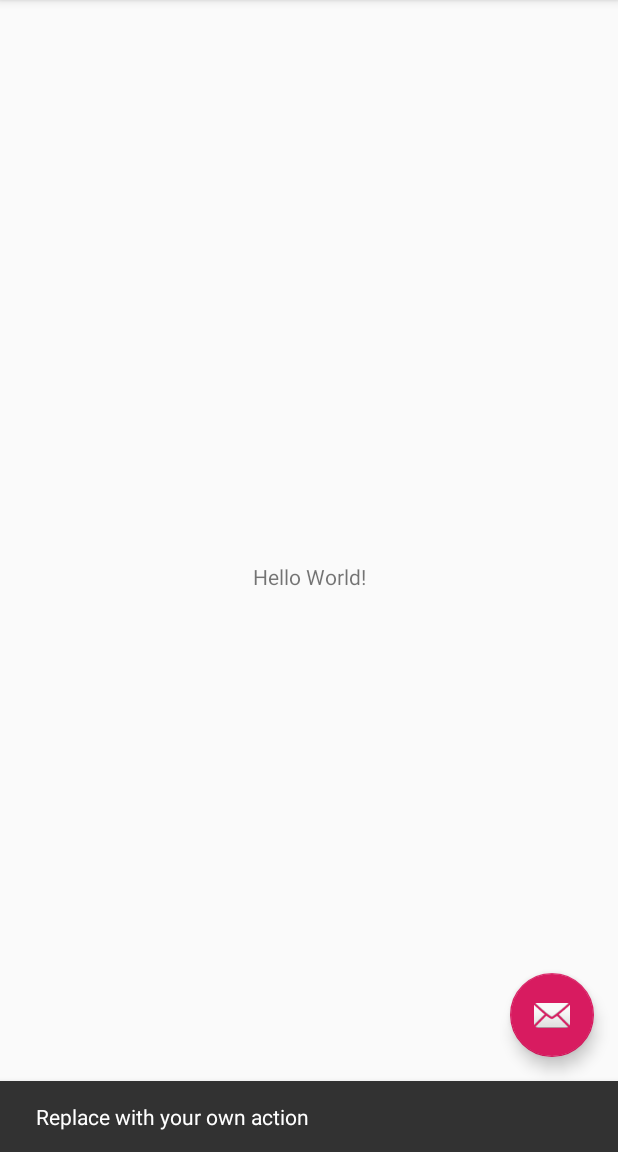
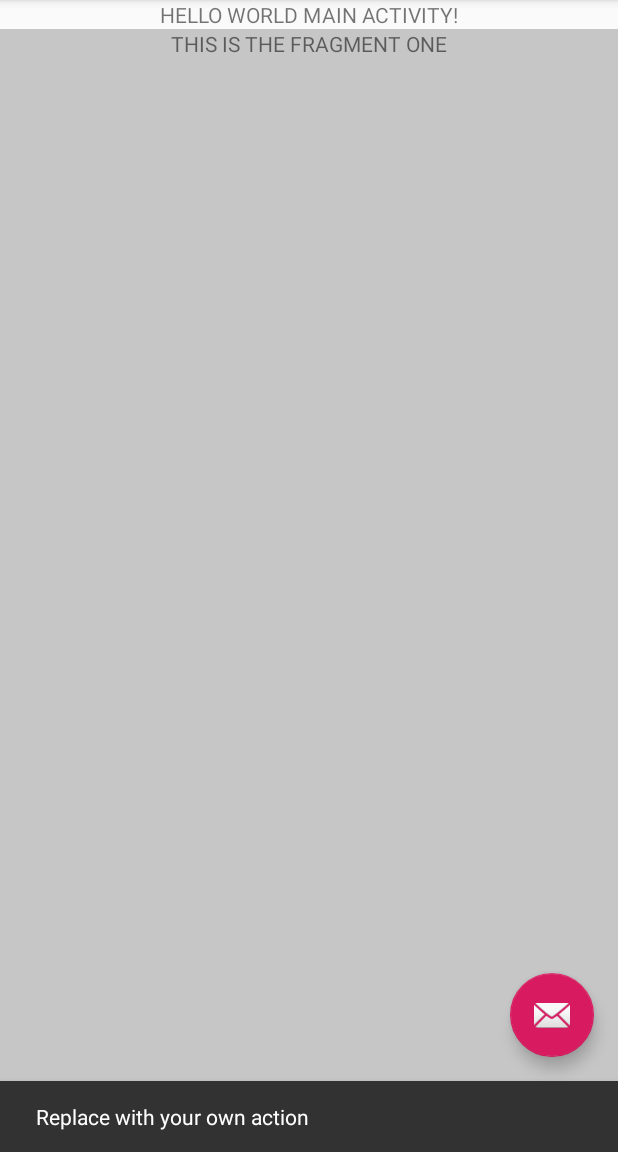
Before and after one commit to rycardo-ml/android-mvvm-architecture, an Android app: the screen it shows after launch (MainActivity), after a tap on an icon or button, on a phone screen of 412 x 824 dp, the part 84-1236 px from its top. Run offline under Robolectric (Android 15) with nearby library versions, the phone set to English and light mode, and no system bars.

Commit message:
more changes to make example work

```diff
--- a/app/src/main/AndroidManifest.xml
+++ b/app/src/main/AndroidManifest.xml
@@ -3,6 +3,7 @@
           package="melo.example">
 
     <application
+            android:name=".MainApp"
             android:allowBackup="true"
             android:icon="@mipmap/ic_launcher"
             android:label="@string/app_name"
--- a/app/src/main/java/melo/example/MainActivity.kt
+++ b/app/src/main/java/melo/example/MainActivity.kt
@@ -1,22 +1,16 @@
 package melo.example
 
 import android.os.Bundle
+import android.util.Log
 import com.google.android.material.snackbar.Snackbar
 import androidx.appcompat.app.AppCompatActivity;
 import android.view.Menu
 import android.view.MenuItem
-import androidx.lifecycle.ViewModelProviders
 
 import kotlinx.android.synthetic.main.activity_main.*
-import melo.android.mvvm.dagger.ViewModelFactory
-import melo.example.di.DaggerMyViewModelComponent
-import melo.example.di.MyViewModelComponent
-import javax.inject.Inject
+
 
 class MainActivity : AppCompatActivity() {
-
-    @Inject
-    lateinit var viewModeFactory: ViewModelFactory
 
     override fun onCreate(savedInstanceState: Bundle?) {
         super.onCreate(savedInstanceState)
@@ -28,10 +22,13 @@ class MainActivity : AppCompatActivity() {
                 .setAction("Action", null).show()
         }
 
-        DaggerMyViewModelComponent.builder().build().inject(this)
+        if (supportFragmentManager.findFragmentByTag("teste") == null) {
+            Log.d("MainActivity", "add fragment")
 
-        val myViewModel = ViewModelProviders.of(this, this.viewModeFactory).get(MyViewModel::class.java)
-
+            val transaction = supportFragmentManager.beginTransaction()
+            transaction.add(R.id.fragments, MainFragment(), "teste")
+            transaction.commit()
+        }
     }
 
     override fun onCreateOptionsMenu(menu: Menu): Boolean {
--- /dev/null
+++ b/app/src/main/java/melo/example/MainApp.kt
@@ -0,0 +1,38 @@
+package melo.example
+
+import android.app.Application
+import melo.example.di.DaggerMyViewModelComponent
+import melo.example.di.MyViewModelComponent
+
+/**
+ *
+ * https://android.jlelse.eu/android-mvvm-with-dagger-2-retrofit-rxjava-architecture-components-6f5da1a75135
+ * https://proandroiddev.com/advanced-data-binding-binding-to-livedata-one-and-two-way-binding-dae1cd68530f
+ * https://medium.com/androiddevelopers/android-data-binding-library-from-observable-fields-to-livedata-in-two-steps-690a384218f2
+ * https://medium.com/@soutoss/arquiteturas-em-android-mvvm-kotlin-retrofit-parte-1-2ac77c8a26
+ * https://medium.com/android-dev-br/arquiteturas-em-android-mvvm-kotlin-android-architecture-components-databinding-lifecycle-d5e7a9023cf3
+ * https://medium.com/@marco_cattaneo/android-viewmodel-and-factoryprovider-good-way-to-manage-it-with-dagger-2-d9e20a07084c
+ */
+
+class MainApp: Application() {
+
+    companion object {
+        lateinit var instance: MainApp
+            private set
+    }
+
+    lateinit var myViewModelComponent: MyViewModelComponent
+        private set
+
+    override fun onCreate() {
+        super.onCreate()
+
+        instance = this
+
+        initComponents()
+    }
+
+    private fun initComponents() {
+        myViewModelComponent = DaggerMyViewModelComponent.builder().build()
+    }
+}
--- /dev/null
+++ b/app/src/main/java/melo/example/MainFragment.kt
@@ -0,0 +1,22 @@
+package melo.example
+
+import android.os.Bundle
+import android.view.LayoutInflater
+import android.view.View
+import android.view.ViewGroup
+import melo.android.mvvm.MFragment
+
+class MainFragment: MFragment<MainViewModel>() {
+
+    override fun onCreateView(inflater: LayoutInflater, container: ViewGroup?, savedInstanceState: Bundle?): View? {
+        return inflater.inflate(R.layout.fragment_one, container, false)
+    }
+
+    override fun injectFragment() {
+        MainApp.instance.myViewModelComponent.inject(this)
+    }
+
+    override fun getViewModelClass(): Class<MainViewModel> {
+        return MainViewModel::class.java
+    }
+}
--- /dev/null
+++ b/app/src/main/java/melo/example/MainViewModel.kt
@@ -0,0 +1,32 @@
+package melo.example
+
+import android.util.Log
+import androidx.lifecycle.Lifecycle
+import androidx.lifecycle.LiveData
+import androidx.lifecycle.MutableLiveData
+import androidx.lifecycle.OnLifecycleEvent
+import melo.android.mvvm.MViewModel
+import javax.inject.Inject
+
+class MainViewModel @Inject constructor(): MViewModel() {
+
+    private val mString: LiveData<String> = MutableLiveData()
+    private val string: String = ""
+
+
+
+
+
+
+    override fun onStart() {
+        Log.d("MainViewModel", "start myViewModel")
+    }
+
+    override fun onStop() {
+        Log.d("MainViewModel", "stop myViewModel")
+    }
+
+    override fun onDestroy() {
+        Log.d("MainViewModel", "destroy myViewModel")
+    }
+}
--- a/app/src/main/java/melo/example/MyViewModel.kt
+++ /dev/null
@@ -1,25 +0,0 @@
-package melo.example
-
-import androidx.lifecycle.LiveData
-import androidx.lifecycle.MutableLiveData
-import melo.android.mvvm.MViewModel
-import javax.inject.Inject
-
-class MyViewModel @Inject constructor(): MViewModel() {
-
-    val mString: LiveData<String> = MutableLiveData()
-    val string: String = ""
-
-
-    override fun onStart() {
-        TODO("not implemented") //To change body of created functions use File | Settings | File Templates.
-    }
-
-    override fun onStop() {
-        TODO("not implemented") //To change body of created functions use File | Settings | File Templates.
-    }
-
-    override fun onDestroy() {
-        TODO("not implemented") //To change body of created functions use File | Settings | File Templates.
-    }
-}
--- a/app/src/main/java/melo/example/di/MyViewModelComponent.kt
+++ b/app/src/main/java/melo/example/di/MyViewModelComponent.kt
@@ -4,6 +4,7 @@ import dagger.Component
 import melo.android.mvvm.dagger.ViewModelComponent
 import melo.android.mvvm.dagger.ViewModelFactoryModule
 import melo.example.MainActivity
+import melo.example.MainFragment
 import javax.inject.Singleton
 
 //https://medium.com/@marco_cattaneo/android-viewmodel-and-factoryprovider-good-way-to-manage-it-with-dagger-2-d9e20a07084c
@@ -13,5 +14,6 @@ import javax.inject.Singleton
 interface MyViewModelComponent: ViewModelComponent {
 
     fun inject(activity: MainActivity)
+    fun inject(fragment: MainFragment)
 
 }
--- a/app/src/main/java/melo/example/di/MyViewModelModule.kt
+++ b/app/src/main/java/melo/example/di/MyViewModelModule.kt
@@ -5,13 +5,13 @@ import dagger.Binds
 import dagger.Module
 import dagger.multibindings.IntoMap
 import melo.android.mvvm.dagger.ViewModelKey
-import melo.example.MyViewModel
+import melo.example.MainViewModel
 
 @Module
 abstract class MyViewModelModule {
 
     @Binds
     @IntoMap
-    @ViewModelKey(MyViewModel::class)
-    abstract fun bindMyViewModel(myViewModel: MyViewModel): ViewModel
+    @ViewModelKey(MainViewModel::class)
+    abstract fun bindMyViewModel(mainViewModel: MainViewModel): ViewModel
 }
--- a/app/src/main/res/layout/activity_main.xml
+++ b/app/src/main/res/layout/activity_main.xml
@@ -21,7 +21,30 @@
 
     </com.google.android.material.appbar.AppBarLayout>
 
-    <include layout="@layout/content_main"/>
+    <LinearLayout
+        android:layout_width="match_parent"
+        android:layout_height="match_parent"
+        android:orientation="vertical"
+        app:layout_behavior="@string/appbar_scrolling_view_behavior">
+
+        <TextView
+            android:layout_width="wrap_content"
+            android:layout_height="wrap_content"
+            android:layout_gravity="center"
+            android:text="HELLO WORLD MAIN ACTIVITY!"
+
+            app:layout_constraintBottom_toBottomOf="parent"
+            app:layout_constraintLeft_toLeftOf="parent"
+            app:layout_constraintRight_toRightOf="parent"
+            app:layout_constraintTop_toTopOf="parent"/>
+
+        <FrameLayout
+            android:id="@+id/fragments"
+            android:layout_width="match_parent"
+            android:layout_height="match_parent">
+        </FrameLayout>
+
+    </LinearLayout>
 
     <com.google.android.material.floatingactionbutton.FloatingActionButton
             android:id="@+id/fab"
--- /dev/null
+++ b/app/src/main/res/layout/fragment_one.xml
@@ -0,0 +1,14 @@
+<?xml version="1.0" encoding="utf-8"?>
+<LinearLayout
+    xmlns:android="http://schemas.android.com/apk/res/android"
+    android:orientation="vertical"
+    android:layout_width="match_parent"
+    android:layout_height="match_parent"
+        android:background="#c6c6c6">
+
+    <TextView
+            android:layout_width="wrap_content"
+            android:layout_height="wrap_content"
+            android:layout_gravity="center"
+            android:text="THIS IS THE FRAGMENT ONE"/>
+</LinearLayout>
--- /dev/null
+++ b/mvvm/src/main/java/melo/android/mvvm/MFragment.kt
@@ -0,0 +1,40 @@
+package melo.android.mvvm
+
+import android.os.Bundle
+import android.util.Log
+import androidx.fragment.app.Fragment
+import androidx.lifecycle.ViewModelProviders
+import melo.android.mvvm.dagger.ViewModelFactory
+import javax.inject.Inject
+
+const val TAG = "MFragment"
+abstract class MFragment<MODEL: MViewModel>: Fragment()/*, LifecycleOwner*/ {
+
+//    private var lifecycleRegistry = LifecycleRegistry(this)
+
+    lateinit var model: MODEL
+
+    @Inject
+    lateinit var viewModeFactory: ViewModelFactory
+
+    override fun onCreate(savedInstanceState: Bundle?) {
+        super.onCreate(savedInstanceState)
+
+        injectFragment()
+        model = ViewModelProviders.of(this, this.viewModeFactory).get(getViewModelClass())
+
+        lifecycle.addObserver(model)
+
+        Log.d(TAG, "instance " + this)
+        Log.d(TAG, "factory " + viewModeFactory)
+        Log.d(TAG, "created fragment model " + model)
+    }
+
+//    override fun getLifecycle(): Lifecycle {
+//        return lifecycleRegistry
+//    }
+
+    abstract fun getViewModelClass(): Class<MODEL>
+    abstract fun injectFragment()
+
+}
--- a/mvvm/src/main/java/melo/android/mvvm/dagger/ViewModelFactory.kt
+++ b/mvvm/src/main/java/melo/android/mvvm/dagger/ViewModelFactory.kt
@@ -6,9 +6,6 @@ import javax.inject.Inject
 import javax.inject.Provider
 
 //FIXME VERIFICAR COMO TUDO AQUI FUNCIONA
-//https://medium.com/@marco_cattaneo/android-viewmodel-and-factoryprovider-good-way-to-manage-it-with-dagger-2-d9e20a07084c
-//
-
 @Suppress("UNCHECKED_CAST")
 class ViewModelFactory @Inject constructor(private val viewModelsMap: Map<Class<out ViewModel>, @JvmSuppressWildcards Provider<ViewModel>>): ViewModelProvider.Factory {
 
--- a/mvvm/src/main/java/melo/android/mvvm/dagger/ViewModelFactoryModule.kt
+++ b/mvvm/src/main/java/melo/android/mvvm/dagger/ViewModelFactoryModule.kt
@@ -3,10 +3,12 @@ package melo.android.mvvm.dagger
 import androidx.lifecycle.ViewModelProvider
 import dagger.Binds
 import dagger.Module
+import javax.inject.Singleton
 
 @Module
 abstract class ViewModelFactoryModule {
 
     @Binds
+    @Singleton
     abstract fun bindViewModelFactory(viewModelFactory: ViewModelFactory): ViewModelProvider.Factory
 }
```
Lines whose indentation alone changed are shown as unchanged.
